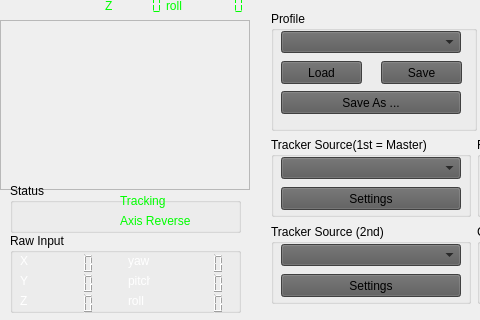
First picture: the form in FaceTrackNoIR/FaceTrackNoIR.ui, repository opentrack/opentrack, before the edit; both pictures show x 0 to 480 and y 95 to 415 of the 925 by 415 pixel window.
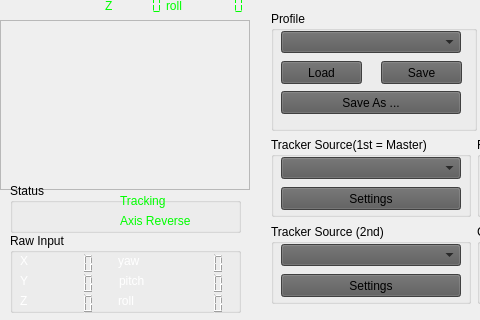
Second picture: the form after the edit. Icons and pictures are not drawn.

Commit message: Changed QFont to fix size-problem

Patch:
```diff
--- a/FaceTrackNoIR/FaceTrackNoIR.ui
+++ b/FaceTrackNoIR/FaceTrackNoIR.ui
@@ -667,10 +667,10 @@
            <widget class="QLabel" name="label_7">
             <property name="geometry">
              <rect>
-              <x>118</x>
-              <y>60</y>
-              <width>21</width>
-              <height>16</height>
+              <x>108</x>
+              <y>58</y>
+              <width>31</width>
+              <height>20</height>
              </rect>
             </property>
             <property name="styleSheet">
@@ -684,10 +684,10 @@
            <widget class="QLabel" name="label_8">
             <property name="geometry">
              <rect>
-              <x>118</x>
-              <y>40</y>
-              <width>22</width>
-              <height>16</height>
+              <x>109</x>
+              <y>38</y>
+              <width>31</width>
+              <height>20</height>
              </rect>
             </property>
             <property name="styleSheet">
@@ -701,10 +701,10 @@
            <widget class="QLabel" name="label_9">
             <property name="geometry">
              <rect>
-              <x>118</x>
-              <y>20</y>
-              <width>21</width>
-              <height>16</height>
+              <x>108</x>
+              <y>18</y>
+              <width>31</width>
+              <height>20</height>
              </rect>
             </property>
             <property name="styleSheet">
```
The commit also changes 1 other file.
